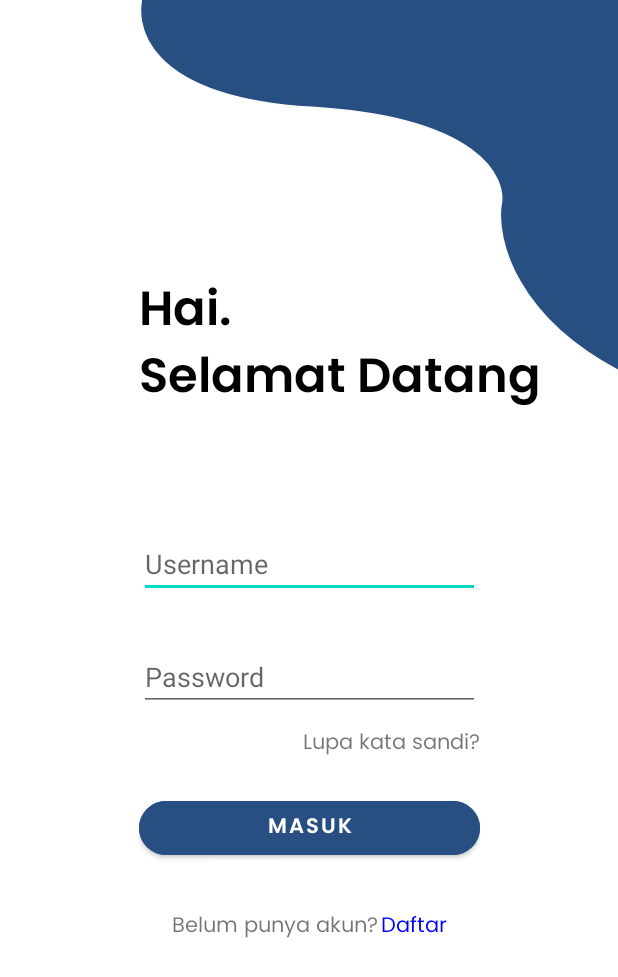
After one commit to Latata-Tech/deswita, an Android app: the LoginActivity screen opened directly, with no data from a screen before it, on a phone screen of 412 x 824 dp. The commit adds this screen. Shown: the top 977 px of the screen. Run offline under Robolectric (Android 15) with nearby library versions, the phone set to English and light mode, and no system bars.

Commit message:
done to add login layout

```diff
--- a/app/src/main/AndroidManifest.xml
+++ b/app/src/main/AndroidManifest.xml
@@ -8,7 +8,10 @@
         android:label="@string/app_name"
         android:roundIcon="@mipmap/ic_launcher_round"
         android:supportsRtl="true"
-        android:theme="@style/Theme.Deswita">
+        android:theme="@style/Theme.Deswita.NoActionBar">
+        <activity
+            android:name=".LoginActivity"
+            android:exported="false" />
         <activity
             android:name=".MainActivity"
             android:exported="true">
--- /dev/null
+++ b/app/src/main/java/com/example/deswita/LoginActivity.kt
@@ -0,0 +1,11 @@
+package com.example.deswita
+
+import androidx.appcompat.app.AppCompatActivity
+import android.os.Bundle
+
+class LoginActivity : AppCompatActivity() {
+    override fun onCreate(savedInstanceState: Bundle?) {
+        super.onCreate(savedInstanceState)
+        setContentView(R.layout.activity_login)
+    }
+}
--- /dev/null
+++ b/app/src/main/res/drawable/ic_vector_1.xml
@@ -0,0 +1,11 @@
+<vector xmlns:android="http://schemas.android.com/apk/res/android"
+    android:width="316dp"
+    android:height="244dp"
+    android:viewportWidth="316"
+    android:viewportHeight="244">
+  <path
+      android:strokeWidth="1"
+      android:pathData="M3.568,-7H320V243C248.131,207.232 235.885,155.469 238.746,134.058C242.942,115.376 223.869,76.375 114.005,69.826C4.14,63.277 -5.397,15.88 3.568,-7Z"
+      android:fillColor="#274F81"
+      android:strokeColor="#FAFAFA"/>
+</vector>
--- /dev/null
+++ b/app/src/main/res/layout/activity_login.xml
@@ -0,0 +1,107 @@
+<?xml version="1.0" encoding="utf-8"?>
+<androidx.constraintlayout.widget.ConstraintLayout xmlns:android="http://schemas.android.com/apk/res/android"
+    xmlns:app="http://schemas.android.com/apk/res-auto"
+    xmlns:tools="http://schemas.android.com/tools"
+    android:layout_width="match_parent"
+    android:layout_height="match_parent"
+    tools:context=".LoginActivity">
+
+    <View
+        android:layout_width="319dp"
+        android:layout_height="250dp"
+        android:background="@drawable/ic_vector_1"
+        app:layout_constraintEnd_toEndOf="parent"
+        app:layout_constraintHorizontal_bias="1.0"
+        app:layout_constraintStart_toStartOf="parent"
+        app:layout_constraintTop_toTopOf="parent"
+        tools:ignore="MissingConstraints" />
+
+
+    <TextView
+        android:id="@+id/greet"
+        android:layout_width="wrap_content"
+        android:layout_height="wrap_content"
+        android:fontFamily="@font/poppins_semibold"
+        android:text="@string/login_greet"
+        android:textColor="@color/black"
+        android:textSize="32sp"
+        app:layout_constraintBottom_toBottomOf="parent"
+        app:layout_constraintEnd_toEndOf="parent"
+        app:layout_constraintHorizontal_bias="0.645"
+        app:layout_constraintStart_toStartOf="parent"
+        app:layout_constraintTop_toTopOf="parent"
+        app:layout_constraintVertical_bias="0.25"
+        tools:ignore="MissingConstraints" />
+
+    <androidx.appcompat.widget.LinearLayoutCompat
+        android:layout_width="wrap_content"
+        android:layout_height="wrap_content"
+        android:orientation="vertical"
+        app:layout_constraintBottom_toBottomOf="parent"
+        app:layout_constraintEnd_toEndOf="parent"
+        app:layout_constraintStart_toStartOf="parent"
+        app:layout_constraintTop_toTopOf="parent"
+        app:layout_constraintVertical_bias="0.646"
+        tools:ignore="MissingConstraints">
+
+        <EditText
+            android:id="@+id/username"
+            android:layout_width="227dp"
+            android:layout_height="wrap_content"
+            android:autofillHints="Username"
+            android:hint="@string/username"
+            android:importantForAutofill="no"
+            android:inputType="textEmailAddress" />
+
+        <EditText
+            android:id="@+id/password"
+            android:layout_width="227dp"
+            android:layout_height="wrap_content"
+            android:layout_marginTop="30dp"
+            android:autofillHints="Password"
+            android:hint="@string/password"
+            android:importantForAutofill="no"
+            android:inputType="textPassword" />
+
+        <TextView
+            android:layout_width="match_parent"
+            android:layout_height="wrap_content"
+            android:layout_marginTop="10dp"
+            android:fontFamily="@font/poppins_regular"
+            android:gravity="right"
+            android:text="@string/forget_password" />
+
+        <com.google.android.material.button.MaterialButton
+            android:layout_width="227dp"
+            android:layout_height="wrap_content"
+            android:layout_marginTop="20dp"
+            android:backgroundTint="@color/maincolor"
+            android:fontFamily="@font/poppins_semibold"
+            android:text="@string/login"
+            android:textColor="@color/white"
+            app:cornerRadius="25dp" />
+
+        <androidx.appcompat.widget.LinearLayoutCompat
+            android:layout_width="match_parent"
+            android:layout_height="wrap_content"
+            android:layout_marginTop="30dp"
+            android:gravity="center">
+
+            <TextView
+                android:layout_width="wrap_content"
+                android:layout_height="wrap_content"
+                android:fontFamily="@font/poppins_regular"
+                android:text="@string/not_have_account" />
+
+            <TextView
+                android:layout_width="wrap_content"
+                android:layout_height="wrap_content"
+                android:layout_marginLeft="2dp"
+                android:fontFamily="@font/poppins_regular"
+                android:linksClickable="true"
+                android:text="@string/register"
+                android:textColor="@color/blue" />
+
+        </androidx.appcompat.widget.LinearLayoutCompat>
+    </androidx.appcompat.widget.LinearLayoutCompat>
+</androidx.constraintlayout.widget.ConstraintLayout>
--- a/app/src/main/res/values/colors.xml
+++ b/app/src/main/res/values/colors.xml
@@ -7,4 +7,6 @@
     <color name="teal_700">#FF018786</color>
     <color name="black">#FF000000</color>
     <color name="white">#FFFFFFFF</color>
+    <color name="maincolor">#274F81</color>
+    <color name="blue">#0000FF</color>
 </resources>
--- a/app/src/main/res/values/strings.xml
+++ b/app/src/main/res/values/strings.xml
@@ -1,3 +1,12 @@
 <resources>
     <string name="app_name">Deswita</string>
+
+    <!-- Register Activity String -->
+    <string name="login_greet">Hai.\nSelamat Datang</string>
+    <string name="username">Username</string>
+    <string name="password">Password</string>
+    <string name="forget_password">Lupa kata sandi?</string>
+    <string name="login">Masuk</string>
+    <string name="not_have_account">Belum punya akun?</string>
+    <string name="register">Daftar</string>
 </resources>
--- a/app/src/main/res/values/themes.xml
+++ b/app/src/main/res/values/themes.xml
@@ -13,4 +13,9 @@
         <item name="android:statusBarColor" tools:targetApi="l">?attr/colorPrimaryVariant</item>
         <!-- Customize your theme here. -->
     </style>
+
+    <style name="Theme.Deswita.NoActionBar">
+        <item name="windowActionBar">false</item>
+        <item name="windowNoTitle">true</item>
+    </style>
 </resources>
```
Also changed, not shown: app/src/main/res/font/poppins_medium.ttf (added), app/src/main/res/font/poppins_regular.ttf (added), app/src/main/res/font/poppins_semibold.ttf (added).
